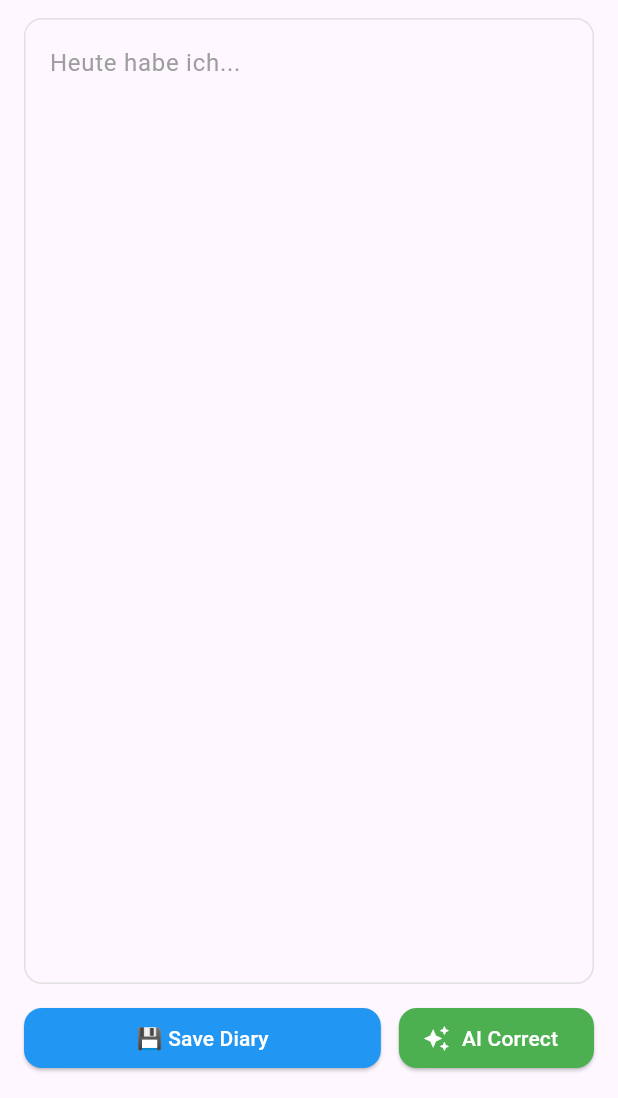
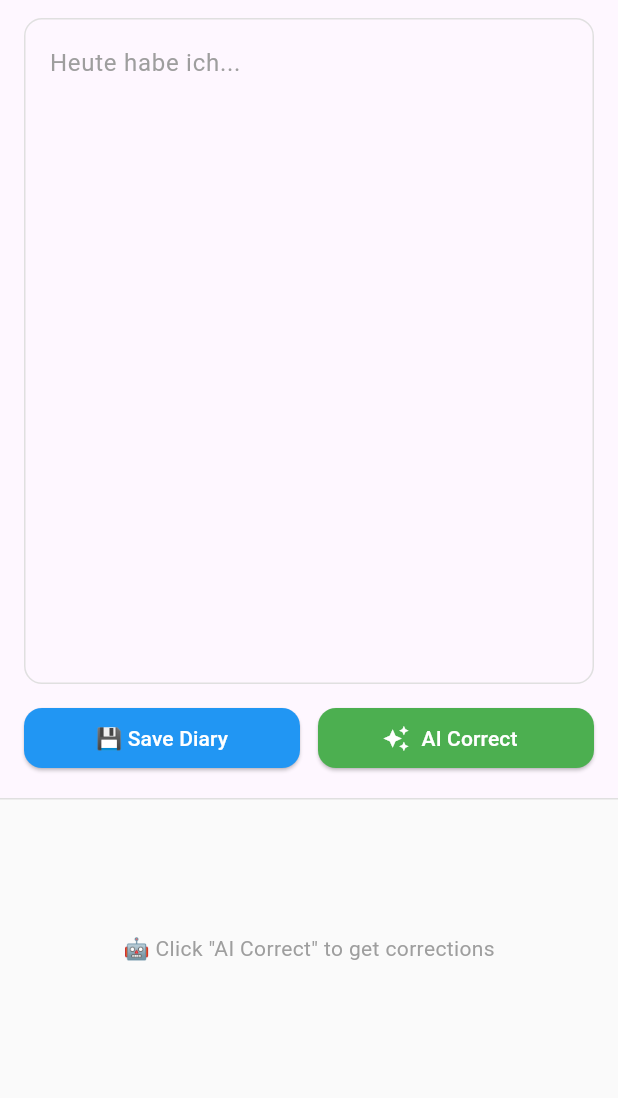
Before and after one commit to NieBangyan/German_DiaryAPP, a Flutter app: the screen it shows after launch, after a tap on the "edit" icon, on a phone screen of 412 x 824 dp, the part 138-1236 px from its top. Run offline on Flutter 3.47's test engine with Material 3 defaults, Android fonts, the phone set to English and light mode, and no system bars; our stand-ins replace dio, flutter_dotenv, flutter_markdown, hive, hive_flutter, table_calendar; accounts and stored records are empty.

Commit message:
Improve UI and AI correction experience
- Move AI correction results from dialog to bottom fixed area
- Beautify app bar title with motivational subtitle
- Optimize AI prompt to output only corrected full text

```diff
--- a/lib/screens/home_page.dart
+++ b/lib/screens/home_page.dart
@@ -103,6 +103,7 @@ class _HomePageState extends State<HomePage> {
       ),
     );
   }
+
   Widget _buildDayCell(DateTime date, bool isSelected, bool isToday) {
     final dateStr = DateFormat('yyyy-MM-dd').format(date);
     final isChecked = _checkedDates.containsKey(dateStr);
@@ -142,9 +143,27 @@ class _HomePageState extends State<HomePage> {
   Widget build(BuildContext context) {
     return Scaffold(
       appBar: AppBar(
-        title: const Text('📓 German Diary'),
+        title: Row(
+          mainAxisSize: MainAxisSize.min,
+          children: const [
+            Text(
+              '📓 German Diary',
+              style: TextStyle(fontSize: 18, fontWeight: FontWeight.w600),
+            ),
+            SizedBox(width: 8),
+            Text(
+              '     ✨ keep going',
+              style: TextStyle(
+                fontSize: 14,
+                color: Colors.white70,
+                fontWeight: FontWeight.w400,
+              ),
+            ),
+          ],
+        ),
         backgroundColor: Colors.blue,
         foregroundColor: Colors.white,
+        elevation: 0,
       ),
       body: Column(
         mainAxisAlignment: MainAxisAlignment.start,
@@ -174,20 +193,15 @@ class _HomePageState extends State<HomePage> {
                 color: Colors.transparent,
               ),
             ),
-
             calendarBuilders: CalendarBuilders(
-
               defaultBuilder: (context, date, _) {
                 final isToday = isSameDay(date, DateTime.now());
-
                 if (!isToday && !isSameDay(date, _selectedDay)) {
                   return _buildDayCell(date, false, false);
                 }
                 return null;
               },
-
               todayBuilder: (context, date, _) {
-
                 if (isSameDay(date, _selectedDay)) {
                   return null;
                 }
@@ -235,6 +249,8 @@ class _HomePageState extends State<HomePage> {
         onPressed: () {
           _openDiaryEditor(DateTime.now());
         },
+        backgroundColor: Colors.blue,
+        foregroundColor: Colors.white,
         child: const Icon(Icons.edit),
       ),
     );
--- a/lib/widgets/diary_editor.dart
+++ b/lib/widgets/diary_editor.dart
@@ -21,6 +21,7 @@ class DiaryEditor extends StatefulWidget {
 class _DiaryEditorState extends State<DiaryEditor> {
   late TextEditingController _controller;
   bool _isLoading = false;
+  String _aiResult = '';  // new state variable to hold AI result
 
   @override
   void initState() {
@@ -47,6 +48,7 @@ class _DiaryEditorState extends State<DiaryEditor> {
 
     setState(() {
       _isLoading = true;
+      _aiResult = '';  // clear previous AI result
     });
 
     try {
@@ -56,23 +58,19 @@ class _DiaryEditorState extends State<DiaryEditor> {
       if (!mounted) return;
 
       if (result.success && result.content != null) {
-        _showCorrectionDialog(result.content!);
+        setState(() {
+          _aiResult = result.content!;
+        });
       } else {
-        ScaffoldMessenger.of(context).showSnackBar(
-          SnackBar(
-            content: Text('Error: ${result.error ?? "Unknown error"}'),
-            backgroundColor: Colors.red,
-          ),
-        );
+        setState(() {
+          _aiResult = '❌ Error: ${result.error ?? "Unknown error"}';
+        });
       }
     } catch (e) {
       if (!mounted) return;
-      ScaffoldMessenger.of(context).showSnackBar(
-        SnackBar(
-          content: Text('Error: $e'),
-          backgroundColor: Colors.red,
-        ),
-      );
+      setState(() {
+        _aiResult = '❌ Error: $e';
+      });
     } finally {
       if (mounted) {
         setState(() {
@@ -80,41 +78,6 @@ class _DiaryEditorState extends State<DiaryEditor> {
         });
       }
     }
-  }
-
-  void _showCorrectionDialog(String correction) {
-    showDialog(
-      context: context,
-      builder: (context) => AlertDialog(
-        title: const Row(
-          children: [
-            Icon(Icons.auto_awesome, color: Colors.green),
-            SizedBox(width: 8),
-            Text('AI Correction'),
-          ],
-        ),
-        content: Container(
-          width: double.maxFinite,
-          constraints: const BoxConstraints(maxHeight: 500),
-          child: SingleChildScrollView(
-            child: MarkdownBody(
-              data: correction,
-              styleSheet: MarkdownStyleSheet(
-                p: const TextStyle(fontSize: 15, height: 1.8),
-                listBullet: const TextStyle(fontSize: 15),
-                strong: const TextStyle(fontWeight: FontWeight.bold),
-              ),
-            ),
-          ),
-        ),
-        actions: [
-          TextButton(
-            onPressed: () => Navigator.pop(context),
-            child: const Text('Close'),
-          ),
-        ],
-      ),
-    );
   }
 
   void _saveAndClose() {
@@ -157,7 +120,12 @@ class _DiaryEditorState extends State<DiaryEditor> {
           ),
         ],
       ),
-      body: Padding(
+      body: Column(
+        children: [
+
+          Expanded(
+            flex: 3,
+            child: Padding(
               padding: const EdgeInsets.all(16.0),
               child: Column(
                 crossAxisAlignment: CrossAxisAlignment.start,
@@ -212,7 +180,8 @@ class _DiaryEditorState extends State<DiaryEditor> {
                         ),
                       ),
                       const SizedBox(width: 12),
-                ElevatedButton.icon(
+                      Expanded(
+                        child: ElevatedButton.icon(
                           onPressed: _isLoading ? null : _getAICorrection,
                           style: ElevatedButton.styleFrom(
                             backgroundColor: Colors.green,
@@ -233,11 +202,62 @@ class _DiaryEditorState extends State<DiaryEditor> {
                               : const Icon(Icons.auto_awesome),
                           label: const Text('AI Correct'),
                         ),
+                      ),
                     ],
                   ),
                 ],
               ),
             ),
+          ),
+
+          Container(
+            height: 200,
+            decoration: BoxDecoration(
+              color: Colors.grey.shade50,
+              border: Border(
+                top: BorderSide(color: Colors.grey.shade300),
+              ),
+            ),
+            child: _isLoading
+                ? const Center(
+                    child: Column(
+                      mainAxisAlignment: MainAxisAlignment.center,
+                      children: [
+                        CircularProgressIndicator(),
+                        SizedBox(height: 12),
+                        Text('🤖 AI is thinking...'),
+                      ],
+                    ),
+                  )
+                : _aiResult.isEmpty
+                    ? const Center(
+                        child: Text(
+                          '🤖 Click "AI Correct" to get corrections',
+                          style: TextStyle(
+                            color: Colors.grey,
+                            fontSize: 14,
+                          ),
+                        ),
+                      )
+                    : Padding(
+                        padding: const EdgeInsets.all(12.0),
+                        child: SingleChildScrollView(
+                          child: MarkdownBody(
+                            data: _aiResult,
+                            styleSheet: MarkdownStyleSheet(
+                              p: const TextStyle(fontSize: 14, height: 1.6),
+                              listBullet: const TextStyle(fontSize: 14),
+                              strong: const TextStyle(
+                                fontWeight: FontWeight.bold,
+                                color: Colors.green,
+                              ),
+                            ),
+                          ),
+                        ),
+                      ),
+          ),
+        ],
+      ),
     );
   }
 }
```
Also changed, not shown: lib/services/ai_service.dart (+2 -7 lines). Lines whose indentation alone changed are shown as unchanged.
